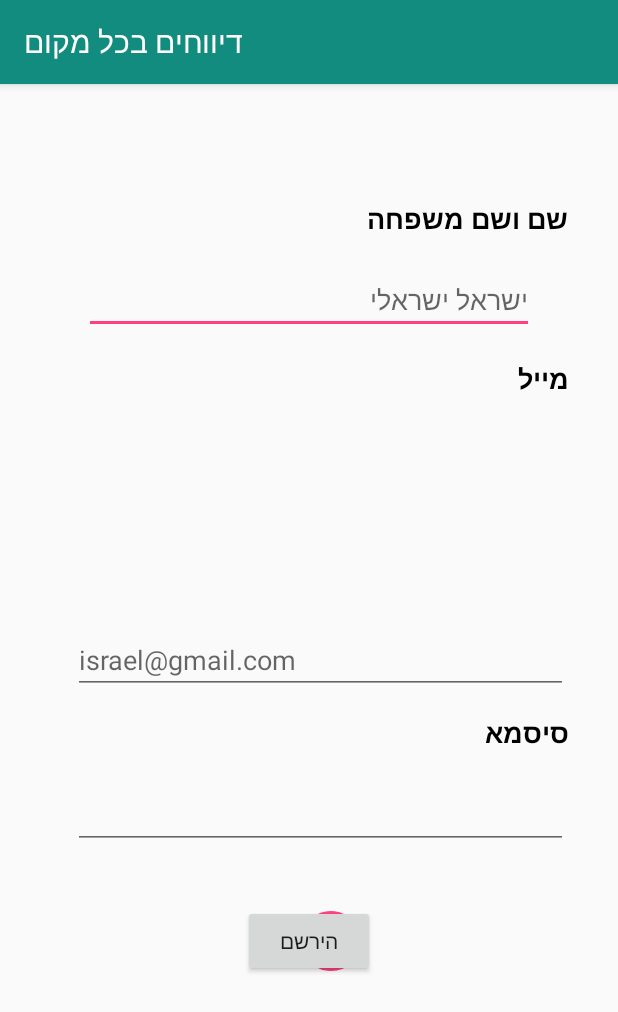
After one commit to naormalca/GeoNews, an Android app: the RegisterActivity screen opened directly, with no data from a screen before it, on a phone screen of 412 x 824 dp. The commit adds this screen. Shown: the top 1012 px of the screen. Run offline under Robolectric (Android 15) with nearby library versions, the phone set to English and light mode, and no system bars; our stand-ins replace Firebase (no records; nobody signed in at launch, a user with empty details on screens opened directly).

Commit message:
Added user SignUp

```diff
--- a/app/build.gradle
+++ b/app/build.gradle
@@ -1,3 +1,4 @@
+//noinspection GradleCompatible
 apply plugin: 'com.android.application'
 
 android {
@@ -24,6 +25,7 @@ dependencies {
     implementation 'com.android.support:support-v4:26.1.0'
     implementation 'com.android.support:design:26.1.0'
     implementation 'com.android.support.constraint:constraint-layout:1.0.2'
+    compile 'com.google.firebase:firebase-auth:11.8.0'
     testImplementation 'junit:junit:4.12'
     androidTestImplementation 'com.android.support.test:runner:1.0.1'
     androidTestImplementation 'com.android.support.test.espresso:espresso-core:3.0.1'
@@ -33,5 +35,9 @@ dependencies {
 
     compile 'com.jakewharton:butterknife:8.8.1'
     annotationProcessor 'com.jakewharton:butterknife-compiler:8.8.1'
+    compile 'com.firebaseui:firebase-ui-auth:3.2.2'
+
+    // Required only if Facebook login support is required
+    compile('com.facebook.android:facebook-android-sdk:4.27.0')
 }
 apply plugin: 'com.google.gms.google-services'
--- a/app/src/main/AndroidManifest.xml
+++ b/app/src/main/AndroidManifest.xml
@@ -41,7 +41,8 @@
             android:name="com.google.android.geo.API_KEY"
             android:value="@string/google_maps_key" />
 
-        <activity android:name=".ReportActivity"></activity>
+        <activity android:name=".ReportActivity" />
+        <activity android:name=".ui.RegisterActivity"></activity>
     </application>
 
 </manifest>
--- /dev/null
+++ b/app/src/main/java/naormalca/com/appmap/ui/RegisterActivity.java
@@ -0,0 +1,109 @@
+package naormalca.com.appmap.ui;
+
+import android.content.Intent;
+import android.support.annotation.NonNull;
+import android.support.v7.app.AppCompatActivity;
+import android.os.Bundle;
+import android.util.Log;
+import android.util.Patterns;
+import android.view.View;
+import android.widget.Button;
+import android.widget.EditText;
+import android.widget.ProgressBar;
+import android.widget.Toast;
+
+import com.google.android.gms.tasks.OnCompleteListener;
+import com.google.android.gms.tasks.Task;
+import com.google.firebase.auth.AuthResult;
+import com.google.firebase.auth.FirebaseAuth;
+import com.google.firebase.auth.FirebaseAuthUserCollisionException;
+import com.google.firebase.auth.FirebaseUser;
+
+import naormalca.com.appmap.MainActivity;
+import naormalca.com.appmap.R;
+
+public class RegisterActivity extends AppCompatActivity
+implements View.OnClickListener {
+
+    private FirebaseAuth mAuth;
+    private Button signUpButton;
+    private EditText nameEditText;
+    private EditText emailEditText;
+    private EditText passwordEditText;
+    private ProgressBar progressBar;
+
+    @Override
+    protected void onCreate(Bundle savedInstanceState) {
+        super.onCreate(savedInstanceState);
+        setContentView(R.layout.activity_register_activty);
+
+        signUpButton = findViewById(R.id.signUpButton);
+        nameEditText = findViewById(R.id.nameEditText);
+        emailEditText = findViewById(R.id.emailEditText);
+        passwordEditText = findViewById(R.id.passwordEditText);
+        progressBar = findViewById(R.id.progressBar);
+
+        mAuth = FirebaseAuth.getInstance();
+
+        signUpButton.setOnClickListener(this);
+    }
+
+    @Override
+    public void onClick(View view) {
+        if (view.getId() == R.id.signUpButton) {
+            registerUser();
+        }
+    }
+
+    private void registerUser() {
+        String email = emailEditText.getText().toString().trim();
+        String password = passwordEditText.getText().toString().trim();
+
+        if (email.isEmpty()) {
+            emailEditText.setError("Email is required");
+            emailEditText.requestFocus();
+            return;
+        }
+
+        if (!Patterns.EMAIL_ADDRESS.matcher(email).matches()) {
+            emailEditText.setError("Please enter a valid email");
+            emailEditText.requestFocus();
+            return;
+        }
+
+        if (password.isEmpty()) {
+            passwordEditText.setError("Password is required");
+            passwordEditText.requestFocus();
+            return;
+        }
+
+        if (password.length() < 6) {
+            passwordEditText.setError("Minimum length of password should be 6");
+            passwordEditText.requestFocus();
+            return;
+        }
+
+        progressBar.setVisibility(View.VISIBLE);
+        signUpButton.setVisibility(View.GONE);
+
+        mAuth.createUserWithEmailAndPassword(email, password).addOnCompleteListener(new OnCompleteListener<AuthResult>() {
+            @Override
+            public void onComplete(@NonNull Task<AuthResult> task) {
+                progressBar.setVisibility(View.GONE);
+                if (task.isSuccessful()) {
+                    finish();
+                    startActivity(new Intent(RegisterActivity.this, MainActivity.class));
+                } else {
+
+                    if (task.getException() instanceof FirebaseAuthUserCollisionException) {
+                        Toast.makeText(getApplicationContext(), "You are already registered", Toast.LENGTH_SHORT).show();
+
+                    } else {
+                        Toast.makeText(getApplicationContext(), task.getException().getMessage(), Toast.LENGTH_SHORT).show();
+                    }
+
+                }
+            }
+        });
+    }
+}
--- /dev/null
+++ b/app/src/main/res/layout/activity_register_activty.xml
@@ -0,0 +1,96 @@
+<?xml version="1.0" encoding="utf-8"?>
+<RelativeLayout xmlns:android="http://schemas.android.com/apk/res/android"
+    xmlns:app="http://schemas.android.com/apk/res-auto"
+    xmlns:tools="http://schemas.android.com/tools"
+    android:layout_width="match_parent"
+    android:layout_height="match_parent"
+    tools:context="naormalca.com.appmap.ui.RegisterActivity">
+
+    <TextView
+        android:id="@+id/emailTextView2"
+        android:layout_width="wrap_content"
+        android:layout_height="wrap_content"
+        android:layout_alignEnd="@+id/emailTextView"
+        android:layout_below="@+id/emailEditText"
+        android:layout_marginTop="13dp"
+        android:text="סיסמא"
+        android:textAllCaps="false"
+        android:textColor="@android:color/black"
+        android:textSize="18sp"
+        android:textStyle="bold" />
+
+    <TextView
+        android:id="@+id/emailTextView"
+        android:layout_width="wrap_content"
+        android:layout_height="wrap_content"
+        android:layout_alignEnd="@+id/nameTextView"
+        android:layout_below="@+id/nameEditText"
+        android:layout_marginTop="17dp"
+        android:text="מייל"
+        android:textAllCaps="false"
+        android:textColor="@android:color/black"
+        android:textSize="18sp"
+        android:textStyle="bold" />
+
+    <TextView
+        android:id="@+id/nameTextView"
+        android:layout_width="wrap_content"
+        android:layout_height="wrap_content"
+        android:layout_alignParentEnd="true"
+        android:layout_alignParentTop="true"
+        android:layout_marginEnd="33dp"
+        android:layout_marginTop="77dp"
+        android:text="שם ושם משפחה"
+        android:textAllCaps="false"
+        android:textColor="@android:color/black"
+        android:textSize="18sp"
+        android:textStyle="bold" />
+
+    <EditText
+        android:id="@+id/nameEditText"
+        android:layout_width="300sp"
+        android:layout_height="wrap_content"
+        android:layout_below="@+id/nameTextView"
+        android:layout_centerHorizontal="true"
+        android:layout_marginTop="19dp"
+        android:ems="10"
+        android:hint="ישראל ישראלי"
+        android:inputType="textPersonName" />
+
+    <EditText
+        android:id="@+id/emailEditText"
+        android:layout_width="330sp"
+        android:layout_height="wrap_content"
+        android:layout_alignEnd="@+id/emailTextView"
+        android:layout_centerVertical="true"
+        android:ems="10"
+        android:hint="israel@gmail.com"
+        android:inputType="textEmailAddress" />
+
+    <EditText
+        android:id="@+id/passwordEditText"
+        android:layout_width="330sp"
+        android:layout_height="wrap_content"
+        android:layout_alignEnd="@+id/emailTextView2"
+        android:layout_below="@+id/emailTextView2"
+        android:layout_marginTop="20dp"
+        android:ems="10"
+        android:inputType="textPassword" />
+
+    <Button
+        android:id="@+id/signUpButton"
+        android:layout_width="wrap_content"
+        android:layout_height="wrap_content"
+        android:layout_below="@+id/passwordEditText"
+        android:layout_centerHorizontal="true"
+        android:layout_marginTop="37dp"
+        android:text="הירשם" />
+
+    <ProgressBar
+        android:id="@+id/progressBar"
+        style="?android:attr/progressBarStyle"
+        android:layout_width="wrap_content"
+        android:layout_height="wrap_content"
+        android:layout_alignBottom="@+id/signUpButton"
+        android:layout_toStartOf="@+id/nameTextView" />
+</RelativeLayout>
--- a/app/src/main/res/layout/show_report_fragment.xml
+++ b/app/src/main/res/layout/show_report_fragment.xml
@@ -6,7 +6,9 @@
     android:layout_height="wrap_content"
     android:layout_alignParentBottom="true"
     android:orientation="vertical"
-    android:background="@drawable/bg_gradient_report">
+    android:layout_margin="8dp"
+    android:padding="5dp"
+    android:background="@color/fragmentReport">
 
     <TextView
         android:id="@+id/titleTextView"
```
Also changed, not shown: app/src/main/java/naormalca/com/appmap/MainActivity.java (+9 -4 lines), app/src/main/java/naormalca/com/appmap/model/Report.java (+13 -0 lines), app/src/main/res/menu/activity_main_drawer.xml (+8 -0 lines).
